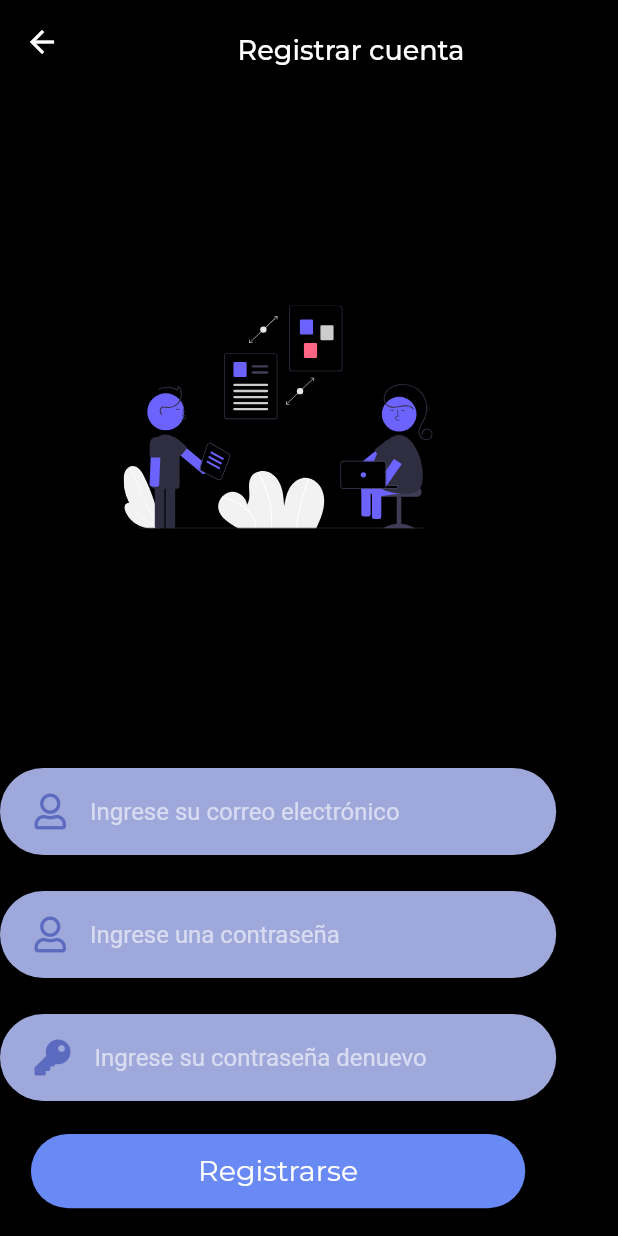
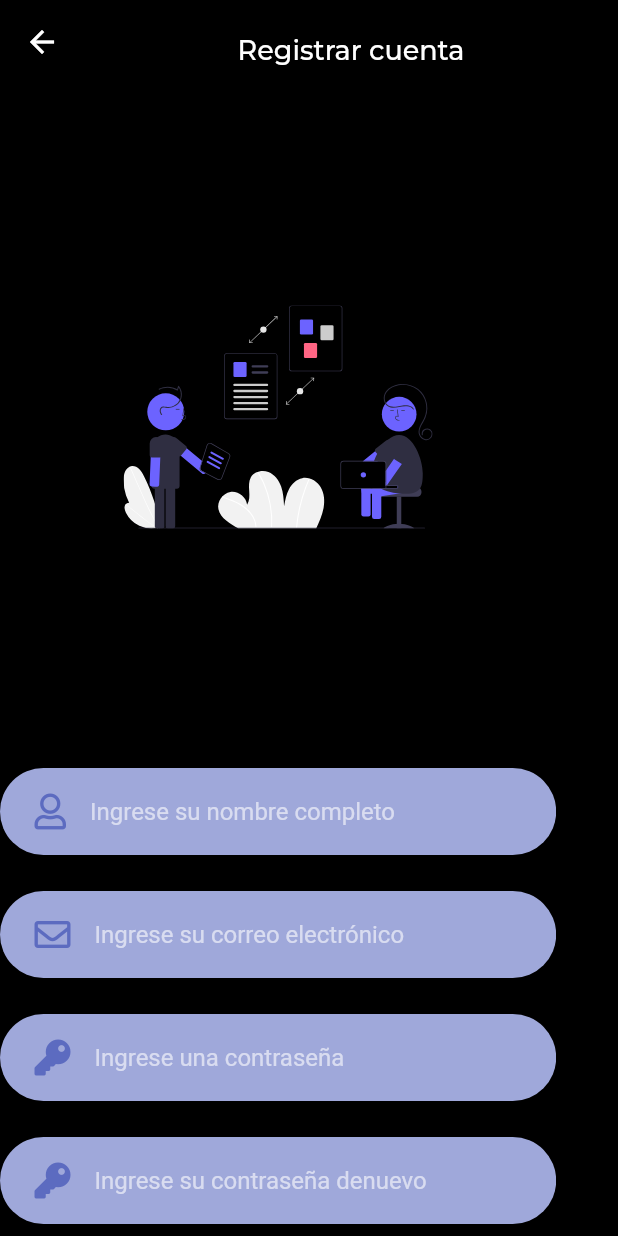
Before and after one commit to JorgeTmrz/suffragium, a Flutter app: the SignUpScreen screen opened by its route, on a phone screen of 412 x 824 dp. Run offline on Flutter 3.47's test engine with Material 2 defaults, Android fonts, the phone set to English and light mode, and no system bars; our stand-ins replace charts_flutter, cloud_firestore, firebase_auth, firebase_core, flutter_svg, font_awesome_flutter and 1 more; accounts and stored records are empty.

Commit message:
User DisplayName added on SignUp

```diff
--- a/lib/src/providers/auth_service.dart
+++ b/lib/src/providers/auth_service.dart
@@ -35,13 +35,15 @@ class AuthService {
     }
   }
 
-  onSignUp(BuildContext context, String email, String password) async {
+  onSignUp(BuildContext context, String fullName, String email,
+      String password) async {
     try {
       await auth.createUserWithEmailAndPassword(
         email: email,
         password: password,
       );
       if (auth.currentUser != null) {
+        await auth.currentUser!.updateDisplayName(fullName);
         Navigator.pushReplacementNamed(context, 'home');
       }
     } on FirebaseAuthException catch (e) {
--- a/lib/src/screens/sign_up_screen.dart
+++ b/lib/src/screens/sign_up_screen.dart
@@ -6,6 +6,7 @@ import 'package:votation_app/src/providers/auth_service.dart';
 import 'package:votation_app/src/widgets/text_form_fields.dart';
 
 class SignUpScreen extends StatelessWidget {
+  final TextEditingController _fullNameController = new TextEditingController();
   final TextEditingController _emailController = new TextEditingController();
   final TextEditingController _passwordFirstController =
       new TextEditingController();
@@ -51,6 +52,21 @@ class SignUpScreen extends StatelessWidget {
                   FontAwesomeIcons.user,
                   color: Colors.indigo.shade400,
                 ),
+                hintText: 'Ingrese su nombre completo',
+                isPassword: false,
+                controller: _fullNameController,
+                valitador: (value) {
+                  if (value == null || value.isEmpty) {
+                    return 'Por favor, introduzca su nombre';
+                  }
+                  return null;
+                },
+              ),
+              CustomTextFormFields(
+                prefixIcon: FaIcon(
+                  FontAwesomeIcons.envelope,
+                  color: Colors.indigo.shade400,
+                ),
                 hintText: 'Ingrese su correo electrónico',
                 isPassword: false,
                 controller: _emailController,
@@ -63,7 +79,7 @@ class SignUpScreen extends StatelessWidget {
               ),
               CustomTextFormFields(
                 prefixIcon: FaIcon(
-                  FontAwesomeIcons.user,
+                  FontAwesomeIcons.key,
                   color: Colors.indigo.shade400,
                 ),
                 hintText: 'Ingrese una contraseña',
@@ -97,16 +113,23 @@ class SignUpScreen extends StatelessWidget {
               ),
               SizedBox(height: 10),
               Container(
-                width: _w * 0.8,
+                width: _w - 46,
                 height: _h * 0.06,
                 child: ElevatedButton(
                     child: Text("Registrarse"),
                     style: ButtonStyle(
-                        shape: MaterialStateProperty.all(RoundedRectangleBorder(
-                            borderRadius: BorderRadius.circular(30)))),
+                      shape: MaterialStateProperty.all(
+                        RoundedRectangleBorder(
+                          borderRadius: BorderRadius.circular(30),
+                        ),
+                      ),
+                    ),
                     onPressed: () {
                       if (_formKey.currentState!.validate()) {
-                        _auth.onSignUp(context, _emailController.text,
+                        _auth.onSignUp(
+                            context,
+                            _fullNameController.text,
+                            _emailController.text,
                             _passwordFirstController.text);
                       }
                     }),
```
